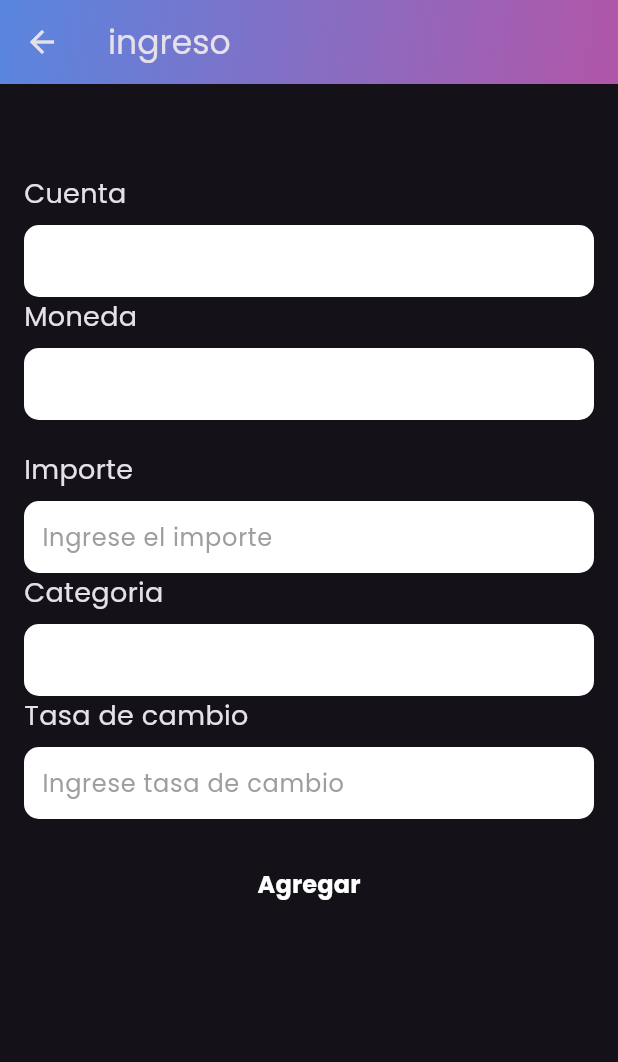
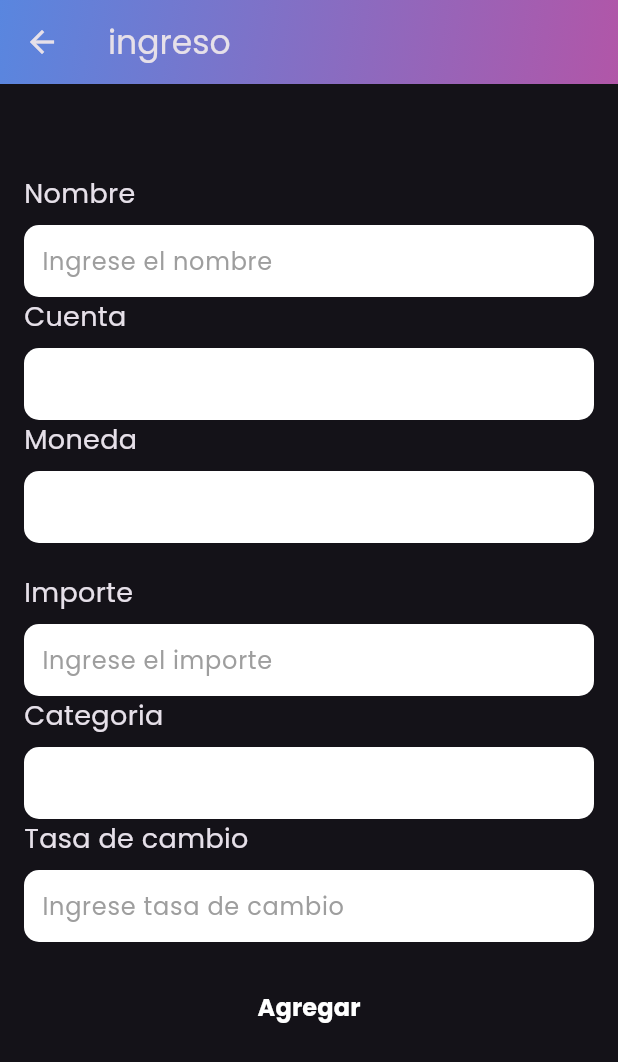
Before and after one commit to Edurz135/mycash_front, a Flutter app: the BottomNavBar screen opened directly, after a tap on "Ingreso", on a phone screen of 412 x 824 dp. Shown: the top 1062 px of the screen. Run offline on Flutter 3.47's test engine with Material 3 defaults, Android fonts, the phone set to English and light mode, and no system bars; our stand-ins replace fl_chart, flutter_colorpicker, font_awesome_flutter, get, image_picker and 2 more; missing offline and left inert: dart:ffi; accounts and stored records are empty; network calls fail.

```diff
--- a/lib/model/transaction.dart
+++ b/lib/model/transaction.dart
@@ -24,7 +24,7 @@ class Transaction {
   factory Transaction.fromJson(Map<String, dynamic> json) {
     return Transaction(
       id: json['id'],
-      type: json['type'], // Esto puede ser nulo
+      type: json['type']?? '',
       amount: json['amount'].toDouble(),
       exchangeRate: json['exchange_rate'].toDouble(), // Esto puede ser nulo
       categoryId: json['categoryId'],
--- a/lib/screens/create_expenses/create_expenses_screen.dart
+++ b/lib/screens/create_expenses/create_expenses_screen.dart
@@ -60,6 +60,7 @@ class CreateExpenseFormState extends State<CreateExpenseForm> {
   final _formKey = GlobalKey<FormState>();
 
   int _idacc = 1;
+  String _type = "";
   int _currencyTypeId = 1;
   double _amount = 0.0;
   int _ctg = 1;
@@ -279,7 +280,7 @@ class CreateExpenseFormState extends State<CreateExpenseForm> {
                 if (_formKey.currentState!.validate()) {
                   _formKey.currentState!.save();
                   controller.createTransaction(
-                      _amount,_idacc,_ctg, _currencyTypeId as int, _exrt);
+                      _amount,_type,_idacc,_ctg, _currencyTypeId as int, _exrt);
                   // createAccount(_name, _currencyTypeId, _balance);
                   /*
                   amount,
--- a/lib/screens/create_income/create_income_screen.dart
+++ b/lib/screens/create_income/create_income_screen.dart
@@ -60,6 +60,7 @@ class CreateIncomeFormState extends State<CreateIncomeForm> {
   final _formKey = GlobalKey<FormState>();
 
   int _idacc = 1;
+  String _type =  " ";
   int _currencyTypeId = 1;
   double _amount = 0.0;
   int _ctg = 1;
@@ -77,6 +78,38 @@ class CreateIncomeFormState extends State<CreateIncomeForm> {
       child: Column(
         crossAxisAlignment: CrossAxisAlignment.start,
         children: [
+        const Text(
+            'Nombre',
+            style: TextStyle(fontSize: 18),
+          ),
+          const SizedBox(height: 8),
+          Container(
+            width: double.infinity,
+            padding: const EdgeInsets.symmetric(horizontal: 12),
+            decoration: BoxDecoration(
+                color: Colors.white,
+                borderRadius: BorderRadius.circular(10.0),
+            ),
+            child: TextFormField(
+                validator: (value) {
+                if (value == null || value.isEmpty) {
+                    return 'Por favor ingrese un nombre';
+                }
+                return null;
+                },
+                onSaved: (value) {
+                _type = value ?? "";
+                },
+                keyboardType: TextInputType.text,
+                style: const TextStyle(
+                    color: Colors.black), // Color del texto del campo de formulario
+                decoration: const InputDecoration(
+                border: InputBorder.none,
+                hintText: 'Ingrese el nombre',
+                hintStyle: TextStyle(color: Colors.grey), // Color del texto de sugerencia
+                ),
+            ),
+            ),
         const Text(
             'Cuenta',
             style: TextStyle(fontSize: 18),
@@ -279,7 +312,7 @@ class CreateIncomeFormState extends State<CreateIncomeForm> {
                 if (_formKey.currentState!.validate()) {
                   _formKey.currentState!.save();
                   controller.createTransaction(
-                      _amount,_idacc,_ctg, _currencyTypeId as int, _exrt);
+                      _amount,_type,_idacc,_ctg, _currencyTypeId as int, _exrt);
                   // createAccount(_name, _currencyTypeId, _balance);
                   /*
                   amount,
--- a/lib/screens/home_screen/home_screen_controller.dart
+++ b/lib/screens/home_screen/home_screen_controller.dart
@@ -102,10 +102,11 @@ class HomeScreenController extends GetxController {
   }
 
   Future<void> createTransaction(
-      double amount, int accountId, int categoryId, int currencyTypeId, double? exchange_rate) async {
+      double amount, String type,int accountId, int categoryId, int currencyTypeId, double? exchange_rate) async {
     try {
       TransactionService.createTransaction(
         amount,
+        type,
         accountId,
         categoryId,
         currencyTypeId,
--- a/lib/services/transaction_service.dart
+++ b/lib/services/transaction_service.dart
@@ -9,6 +9,7 @@ class TransactionService{
 
   static Future<void> createTransaction(
     double amount,
+    String type,
     int accountId,
     int categoryId,
     int currencyTypeId,
@@ -24,6 +25,7 @@ class TransactionService{
       },
       body: json.encode({
         'amount': amount,
+        'type': type,
         'accountId': accountId,
         'categoryId': categoryId,
         'currencyTypeId': currencyTypeId,
```
Also changed, not shown: lib/screens/transaction_detail_screen/transaction_detail_screen.dart (+0 -35 lines), lib/screens/transaction_screen/transaction_screen.dart (+8 -8 lines).
